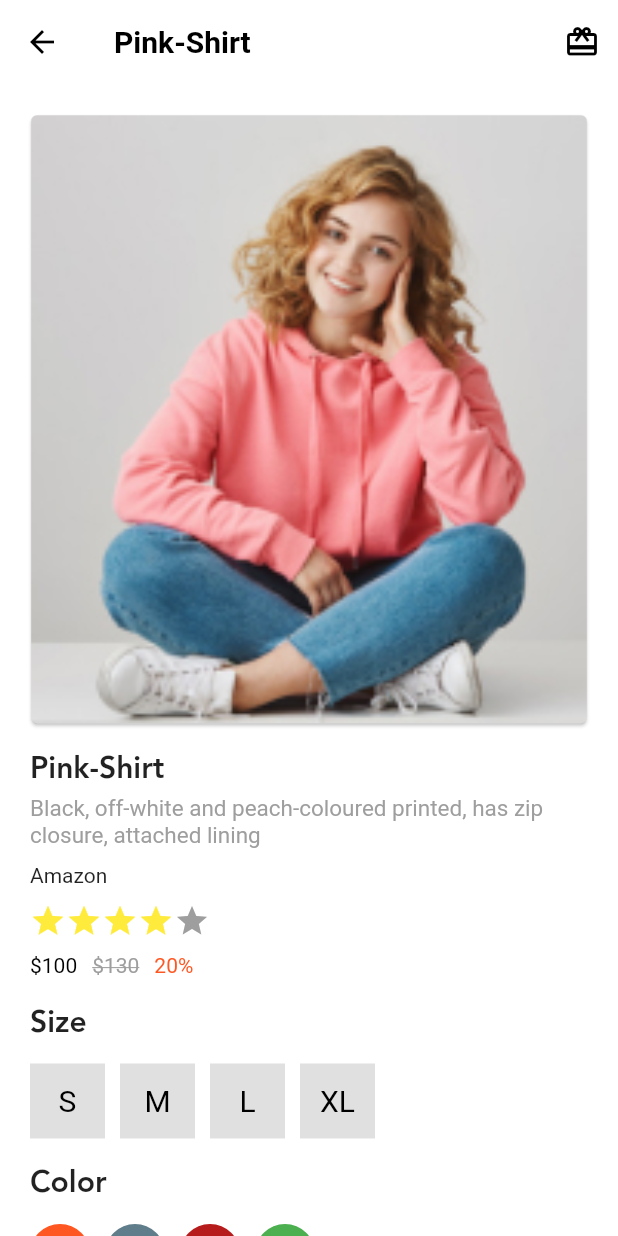
After one commit to mahmoudradwan11/multikart, a Flutter app: the ProductDetails screen opened directly with sample values from the repository, on a phone screen of 412 x 824 dp. The commit adds this screen. Run offline on Flutter 3.47's test engine with Material 2 defaults, Android fonts, the light colour scheme and no system bars; our stand-ins replace animated_splash_screen, bloc, cloud_firestore, firebase_auth, firebase_core, flutter_bloc and 4 more; accounts and stored records are empty.

Commit message:
version 23

```diff
--- /dev/null
+++ b/lib/modules/product_details/product_details.dart
@@ -0,0 +1,257 @@
+import 'package:flutter/material.dart';
+import 'package:flutter_bloc/flutter_bloc.dart';
+import 'package:multikart/models/product_model/product_model.dart';
+import 'package:multikart/modules/card/cart.dart';
+import 'package:multikart/shared/components/components.dart';
+import 'package:multikart/shared/cubit/cubit.dart';
+import 'package:multikart/shared/cubit/states.dart';
+import 'package:multikart/shared/styles/colors.dart';
+
+class ProductDetails extends StatelessWidget {
+  ProductModel? model;
+  ProductDetails({Key? key,this.model}) : super(key: key);
+  @override
+  Widget build(BuildContext context) {
+    return BlocConsumer<MulikartCubit,MultikartStates>(
+        listener:(context,state){},
+        builder:(context,state){
+          return Scaffold(
+            appBar: AppBar(
+              title:Text(model!.name),
+              actions: [
+                IconButton(onPressed:(){
+                  navigateTo(context,const CardScreen());
+                }, icon:const Icon(Icons.card_giftcard)
+                ),
+              ],
+            ),
+            body: SingleChildScrollView(
+              child: Padding(
+                padding: const EdgeInsets.all(20.0),
+                child: Column(
+                  crossAxisAlignment: CrossAxisAlignment.start,
+                  children: [
+                    Card(
+                      clipBehavior: Clip.antiAliasWithSaveLayer,
+                      //elevation: 5.0,
+                      margin: const EdgeInsets.all(0.8),
+                      child: Stack(
+                        alignment: AlignmentDirectional.centerStart,
+                        children: [
+                          Image(
+                              image: AssetImage(
+                                model!.image,
+                              ),
+                              //height: 250,
+                              width: double.infinity,
+                              fit: BoxFit.cover
+                          ),
+
+                        ],
+                      ),
+                    ),
+                    const SizedBox(
+                      height: 10,
+                    ),
+                    Text(
+                      model!.name,style:const TextStyle(fontSize: 20,fontFamily: 'Jannah'),),
+                    const Text(
+                      'Black, off-white and peach-coloured printed, has zip closure, attached lining',style: TextStyle(fontSize: 15,color: Colors.grey),),
+                    const SizedBox(
+                      height: 10,
+                    ),
+                    Text(model!.brand),
+                    const SizedBox(
+                      height: 10,
+                    ),
+                    Row(
+                      children: const [
+                        Icon(
+                          Icons.star,
+                          color: Colors.yellow,
+                        ),
+                        Icon(
+                          Icons.star,
+                          color: Colors.yellow,
+                        ),
+                        Icon(
+                          Icons.star,
+                          color: Colors.yellow,
+                        ),
+                        Icon(
+                          Icons.star,
+                          color: Colors.yellow,
+                        ),
+                        Icon(
+                          Icons.star,
+                          color: Colors.grey,
+                        ),
+                      ],
+                    ),
+                    const SizedBox(
+                      height: 10,
+                    ),
+                    Row(
+                      children: [
+                        Text(
+                          '\$${model!.price}',
+                          style:const TextStyle(
+                            // fontWeight: FontWeight.bold,
+                            color: Colors.black,
+                          ),
+                        ),
+                        const SizedBox(
+                          width: 10,
+                        ),
+                        Text(
+                          '\$${model!.oldPrice}',
+                          style:const TextStyle(
+                            decoration: TextDecoration.lineThrough,
+                            color: Colors.grey,
+                          ),
+                        ),
+                        const SizedBox(
+                          width: 10,
+                        ),
+                        const Text(
+                          '20%',
+                          style: TextStyle(color: Colors.deepOrange),
+                        ),
+                      ],
+                    ),
+                    const SizedBox(
+                      height: 10,
+                    ),
+                    const Text(
+                      'Size',style:TextStyle(fontSize: 20,fontFamily: 'Jannah'),),
+                    const SizedBox(
+                      height: 10,
+                    ),
+                    Row(
+                      children: [
+                        Container(
+                          height: 50,
+                          width: 50,
+                          color: Colors.grey[300],
+                          child: const Padding(
+                            padding: EdgeInsets.all(8.0),
+                            child: Center(
+                              child: Text(
+                                'S',
+                                style: TextStyle(
+                                  color: Colors.black,
+                                  fontSize: 20,
+                                ),
+                              ),
+                            ),
+                          ),
+                        ),
+                        const SizedBox(
+                          width: 10,
+                        ),
+                        Container(
+                          height: 50,
+                          width: 50,
+                          color: Colors.grey[300],
+                          child: const Padding(
+                            padding: EdgeInsets.all(8.0),
+                            child: Center(
+                              child: Text(
+                                'M',
+                                style: TextStyle(
+                                  color: Colors.black,
+                                  fontSize: 20,
+                                ),
+                              ),
+                            ),
+                          ),
+                        ),
+                        const SizedBox(
+                          width: 10,
+                        ),
+                        Container(
+                          height: 50,
+                          width: 50,
+                          color: Colors.grey[300],
+                          child: const Padding(
+                            padding: EdgeInsets.all(8.0),
+                            child: Center(
+                              child: Text(
+                                'L',
+                                style: TextStyle(
+                                  color: Colors.black,
+                                  fontSize: 20,
+                                ),
+                              ),
+                            ),
+                          ),
+                        ),
+                        const SizedBox(
+                          width: 10,
+                        ),
+                        Container(
+                          height: 50,
+                          width: 50,
+                          color: Colors.grey[300],
+                          child: const Padding(
+                            padding: EdgeInsets.all(8.0),
+                            child: Center(
+                              child: Text(
+                                'XL',
+                                style: TextStyle(
+                                  color: Colors.black,
+                                  fontSize: 20,
+                                ),
+                              ),
+                            ),
+                          ),
+                        ),
+                      ],
+                    ),
+                    const SizedBox(
+                      height: 10,
+                    ),
+                    const Text(
+                      'Color',style:TextStyle(fontSize: 20,fontFamily: 'Jannah'),),
+                    const SizedBox(
+                      height: 10,
+                    ),
+                    Row(
+                      children:[
+                        const CircleAvatar(
+                          radius: 20,
+                          backgroundColor: defaultColor,
+                        ),
+                        const SizedBox(
+                          width: 10,
+                        ),
+                        const CircleAvatar(
+                          radius: 20,
+                          backgroundColor: Colors.blueGrey,
+                        ),
+                        const SizedBox(
+                          width: 10,
+                        ),
+                        CircleAvatar(
+                          radius: 20,
+                          backgroundColor: Colors.red[900],
+                        ),
+                       const  SizedBox(
+                          width: 10,
+                        ),
+                        CircleAvatar(
+                          radius: 20,
+                          backgroundColor:Colors.green[500],
+                        ),
+
+                      ],
+                    ),
+                  ],
+                ),
+              ),
+            ),
+          );
+        },
+    );
+  }
+}
--- a/lib/modules/products/Product.dart
+++ b/lib/modules/products/Product.dart
@@ -1,6 +1,7 @@
 import 'package:flutter/material.dart';
 import 'package:flutter_bloc/flutter_bloc.dart';
 import 'package:multikart/models/product_model/product_model.dart';
+import 'package:multikart/modules/product_details/product_details.dart';
 import 'package:multikart/shared/components/components.dart';
 import 'package:multikart/shared/cubit/cubit.dart';
 import 'package:multikart/shared/cubit/states.dart';
@@ -33,7 +34,13 @@ class Products extends StatelessWidget {
     );
   }
 
-  Widget buildProductItem(ProductModel model, context) => Padding(
+  Widget buildProductItem(ProductModel model, context) => InkWell(
+    onTap:(){
+      navigateTo(context, ProductDetails(
+        model: model,
+      ));
+    },
+    child: Padding(
           padding: const EdgeInsets.all(10.0),
           child: Stack(
             alignment: AlignmentDirectional.bottomEnd,
@@ -172,5 +179,6 @@ class Products extends StatelessWidget {
               ),
             ],
           ),
+        ),
   );
 }
```
Lines whose indentation alone changed are shown as unchanged.
